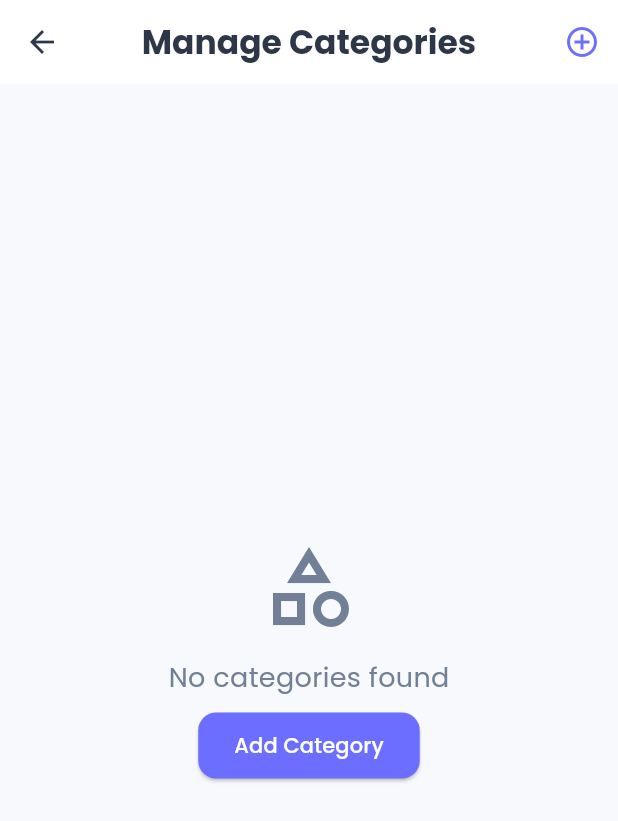
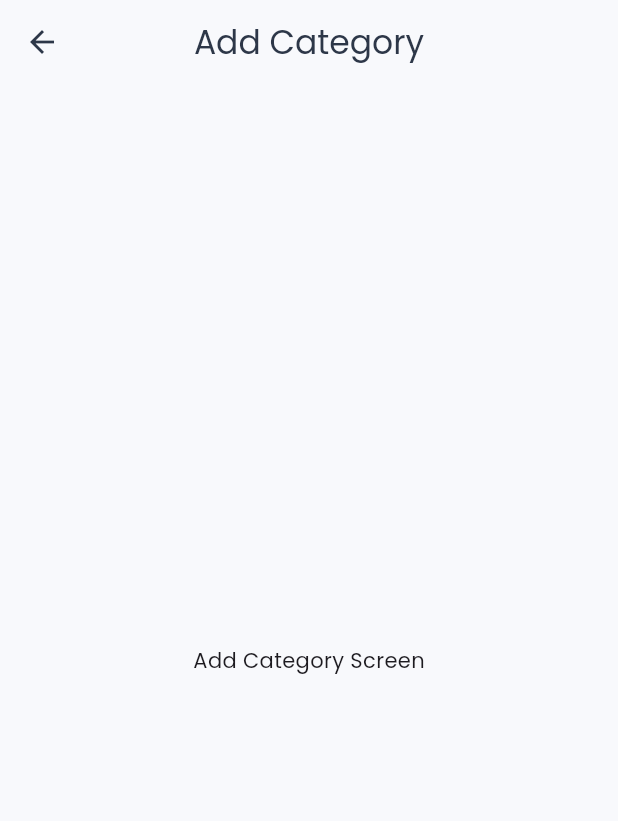
Before and after one commit to yemom/AAiT_School_project_mobileapp_exam_app, a Flutter app: the ManageCategoriesScreen screen opened directly, after a tap on "Add Category", on a phone screen of 412 x 824 dp. Shown: the top 821 px of the screen. Run offline on Flutter 3.47's test engine with Material 3 defaults, Android fonts, the phone set to English and light mode, and no system bars; our stand-ins replace cloud_firestore, firebase_core, google_fonts, retry; accounts and stored records are empty.

Commit message:
another change

```diff
--- /dev/null
+++ b/lib/views/admin/add_category_screen.dart
@@ -0,0 +1,24 @@
+import 'package:another_exam_app/model/category.dart';
+import 'package:another_exam_app/theme/theme.dart';
+import 'package:flutter/material.dart';
+
+class AddCategoryScreen extends StatefulWidget {
+  final Category? category;
+  const AddCategoryScreen({super.key, this.category});
+
+  @override
+  State<AddCategoryScreen> createState() => _AddCategoryScreenState();
+}
+
+class _AddCategoryScreenState extends State<AddCategoryScreen> {
+  @override
+  Widget build(BuildContext context) {
+    return Scaffold(
+      appBar: AppBar(
+        backgroundColor: AppTheme.backgroundColor,
+        title: const Text('Add Category'),
+      ),
+      body: Center(child: Text('Add Category Screen')),
+    );
+  }
+}
--- a/lib/views/admin/add_exam_screen.dart
+++ b/lib/views/admin/add_exam_screen.dart
@@ -1,9 +1,7 @@
-import 'package:flutter/foundation.dart';
 import 'package:flutter/material.dart';
 
 class AddExamScreen extends StatefulWidget {
-  final Category? category;
-  const AddExamScreen({super.key, this.category});
+  const AddExamScreen({super.key});
 
   @override
   State<AddExamScreen> createState() => _AddExamScreenState();
@@ -13,8 +11,8 @@ class _AddExamScreenState extends State<AddExamScreen> {
   @override
   Widget build(BuildContext context) {
     return Scaffold(
-      appBar: AppBar(title: const Text('Add New Exam')),
-      body: const Center(child: Text('Add Exam Screen Placeholder')),
+      appBar: AppBar(title: const Text('Add Exam')),
+      body: Center(child: Text('Add Exam Screen')),
     );
   }
 }
--- a/lib/views/admin/manage_categories_screen.dart
+++ b/lib/views/admin/manage_categories_screen.dart
@@ -1,8 +1,10 @@
 import 'package:another_exam_app/model/category.dart';
 import 'package:another_exam_app/theme/theme.dart';
+import 'package:another_exam_app/views/admin/add_exam_screen.dart';
 import 'package:another_exam_app/views/admin/manage_exames_screen.dart';
 import 'package:cloud_firestore/cloud_firestore.dart';
 import 'package:flutter/material.dart';
+import 'package:another_exam_app/views/admin/add_category_screen.dart';
 
 class ManageCategoriesScreen extends StatefulWidget {
   const ManageCategoriesScreen({super.key});
@@ -17,6 +19,7 @@ class _ManageCategoriesScreenState extends State<ManageCategoriesScreen> {
   Widget build(BuildContext context) {
     return Scaffold(
       appBar: AppBar(
+        backgroundColor: AppTheme.backgroundColor,
         title: const Text(
           "Manage Categories",
           style: TextStyle(fontWeight: FontWeight.bold),
@@ -29,11 +32,12 @@ class _ManageCategoriesScreenState extends State<ManageCategoriesScreen> {
             ),
             onPressed: () {
               // Navigation to AddCategoryScreen - will uncomment and fix later
-              /* Navigator.push(
+              Navigator.push(
                 context,
                 MaterialPageRoute(
                   builder: (context) => const AddCategoryScreen(),
-                ),*/
+                ),
+              );
             },
           ),
         ],
@@ -75,8 +79,12 @@ class _ManageCategoriesScreenState extends State<ManageCategoriesScreen> {
                   const SizedBox(height: 8),
                   ElevatedButton(
                     onPressed: () {
-                      // TODO: Implement navigation to AddCategoryScreen
-                      // Navigator.push(context, MaterialPageRoute(builder: (context) => AddExamScreen()),);
+                      Navigator.push(
+                        context,
+                        MaterialPageRoute(
+                          builder: (context) => AddCategoryScreen(),
+                        ),
+                      );
                     },
                     child: const Text("Add Category"),
                   ),
@@ -179,9 +187,12 @@ class _ManageCategoriesScreenState extends State<ManageCategoriesScreen> {
     Category category,
   ) async {
     if (action == "Edit") {
-      // Changed action to match PopupMenuItem value
-      // Navigation to Edit Category Screen - uncomment and fix later
-      // Navigator.push(context, MaterialPageRoute(builder: (context) => AddExamScreen(Category: category),),);
+      Navigator.push(
+        context,
+        MaterialPageRoute(
+          builder: (context) => AddCategoryScreen(category: category),
+        ),
+      );
     } else if (action == "Delete") {
       final confirm = await showDialog<bool>(
         context: context,
--- a/lib/views/admin/manage_exames_screen.dart
+++ b/lib/views/admin/manage_exames_screen.dart
@@ -107,6 +107,7 @@ class _ManageExamesScreenState extends State<ManageExamesScreen> {
   Widget build(BuildContext context) {
     return Scaffold(
       appBar: AppBar(
+        backgroundColor: AppTheme.backgroundColor,
         title: _buildAppBarTitle(),
         actions: [
           IconButton(
```
